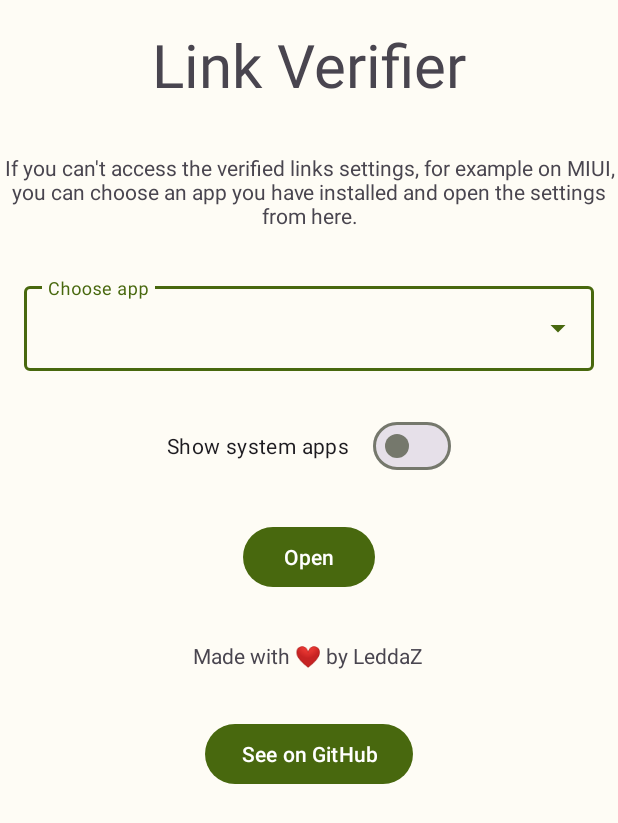
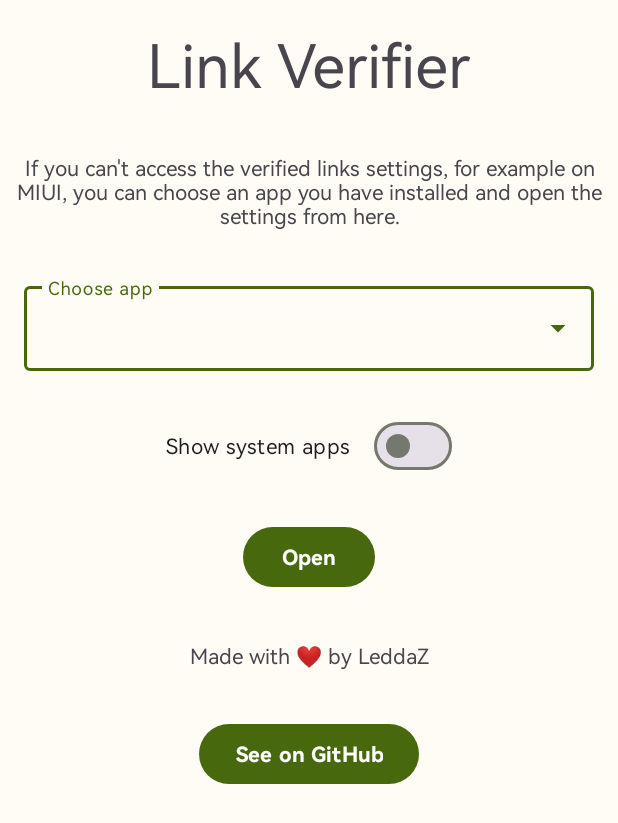
Before and after one commit to LeddaZ/LinkVerifier, an Android app: the screen it shows after launch (MainActivity), on a phone screen of 412 x 824 dp. Shown: the top 823 px of the screen. Run offline under Robolectric (Android 15) with nearby library versions, the phone set to English and light mode, and no system bars.

Commit message:
LinkVerifier: Change font to HarmonyOS Sans
* Use the bold variant for buttons

Signed-off-by: Leonardo Ledda <leonardoledda@gmail.com>

```diff
--- a/app/src/main/res/layout/activity_main.xml
+++ b/app/src/main/res/layout/activity_main.xml
@@ -64,6 +64,7 @@
             android:gravity="center"
             android:layout_marginBottom="16sp"
             android:layout_marginTop="16sp"
+            android:fontFamily="@font/harmony_bold"
             android:onClick="openLinkSettings" />
 
         <com.google.android.material.textview.MaterialTextView
@@ -83,6 +84,7 @@
             android:layout_marginBottom="16sp"
             android:gravity="center"
             android:onClick="openGitHub"
+            android:fontFamily="@font/harmony_bold"
             android:text="@string/open_github" />
 
     </com.google.android.material.appbar.AppBarLayout>
--- a/app/src/main/res/values-night/themes.xml
+++ b/app/src/main/res/values-night/themes.xml
@@ -1,8 +1,9 @@
 <?xml version="1.0" encoding="utf-8"?>
 <resources>
     <style name="AppTheme" parent="Theme.Material3.Dark.NoActionBar">
+        <item name="android:fontFamily">@font/harmony</item>
+        <item name="android:navigationBarColor">@color/md_theme_dark_background</item>
         <item name="android:statusBarColor">@color/md_theme_dark_background</item>
-        <item name="android:navigationBarColor">@color/md_theme_dark_background</item>
         <item name="colorPrimary">@color/md_theme_dark_primary</item>
         <item name="colorOnPrimary">@color/md_theme_dark_onPrimary</item>
         <item name="colorPrimaryContainer">@color/md_theme_dark_primaryContainer</item>
--- a/app/src/main/res/values/themes.xml
+++ b/app/src/main/res/values/themes.xml
@@ -1,9 +1,10 @@
 <?xml version="1.0" encoding="utf-8"?>
 <resources>
     <style name="AppTheme" parent="Theme.Material3.Light.NoActionBar">
+        <item name="android:fontFamily">@font/harmony</item>
+        <item name="android:navigationBarColor">@color/md_theme_light_background</item>
+        <item name="android:statusBarColor">@color/md_theme_light_background</item>
         <item name="android:windowLightStatusBar">true</item>
-        <item name="android:statusBarColor">@color/md_theme_light_background</item>
-        <item name="android:navigationBarColor">@color/md_theme_light_background</item>
         <item name="colorPrimary">@color/md_theme_light_primary</item>
         <item name="colorOnPrimary">@color/md_theme_light_onPrimary</item>
         <item name="colorPrimaryContainer">@color/md_theme_light_primaryContainer</item>
```
Also changed, not shown: app/src/main/res/font/harmony.ttf (added), app/src/main/res/font/harmony_bold.ttf (added).
